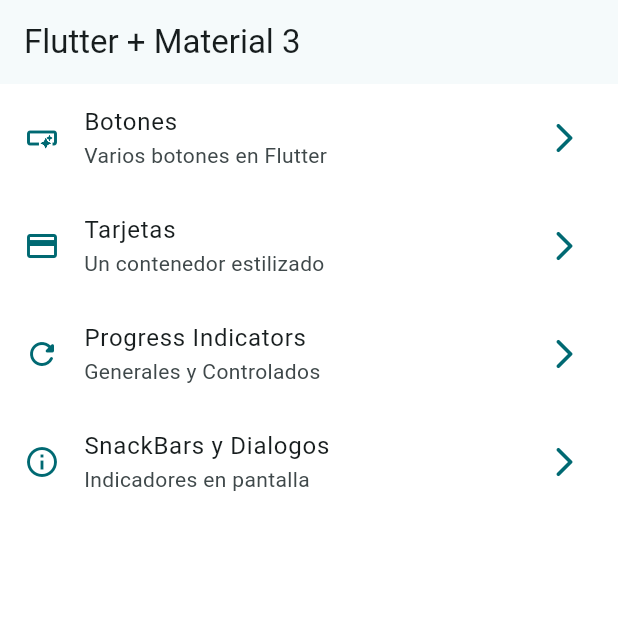
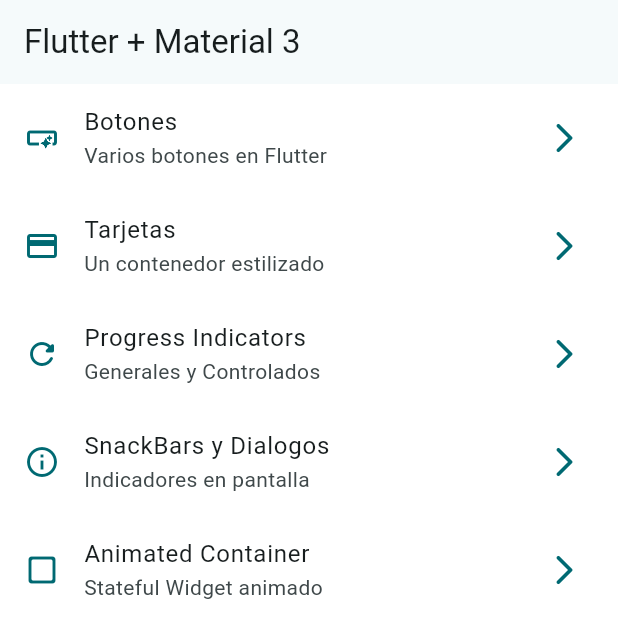
Before and after one commit to JuanMiguelUribe/widgets_apps, a Flutter app: the screen it shows after launch, on a phone screen of 412 x 824 dp. Shown: the top 638 px of the screen. Run offline on Flutter 3.47's test engine with Material 3 defaults, Android fonts, the phone set to English and light mode, and no system bars; our stand-ins replace go_router.

Commit message:
animated container terminado

```diff
--- a/lib/config/menu/menu_items.dart
+++ b/lib/config/menu/menu_items.dart
@@ -40,4 +40,10 @@ const List<MenuItem> appMenuItems = [
     link: "/snackbars",
     icon: Icons.info_outline,
   ),
+  MenuItem(
+    title: "Animated Container",
+    subTitle: "Stateful Widget animado",
+    link: "/animated",
+    icon: Icons.check_box_outline_blank_rounded,
+  ),
 ];
--- a/lib/config/router/app_router.dart
+++ b/lib/config/router/app_router.dart
@@ -30,5 +30,10 @@ final appRouter = GoRouter(
       name: SnackBarScreen.name,
       builder: (context, state) => SnackBarScreen(),
     ),
+    GoRoute(
+      path: '/animated',
+      name: AnimatedScreen.name,
+      builder: (context, state) => AnimatedScreen(),
+    ),
   ],
 );
```
Also changed, not shown: lib/presentation/screens/animated/animated_screen.dart (+49 -2 lines).
